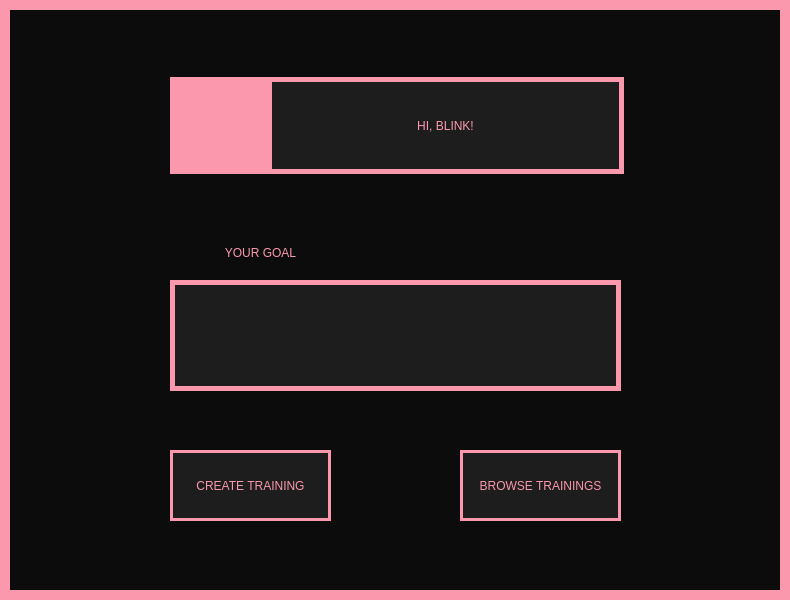
The window that View/MainMenu.ui (Hanna-J-K/fitnessapp) describes before a commit, drawn with Qt 5.
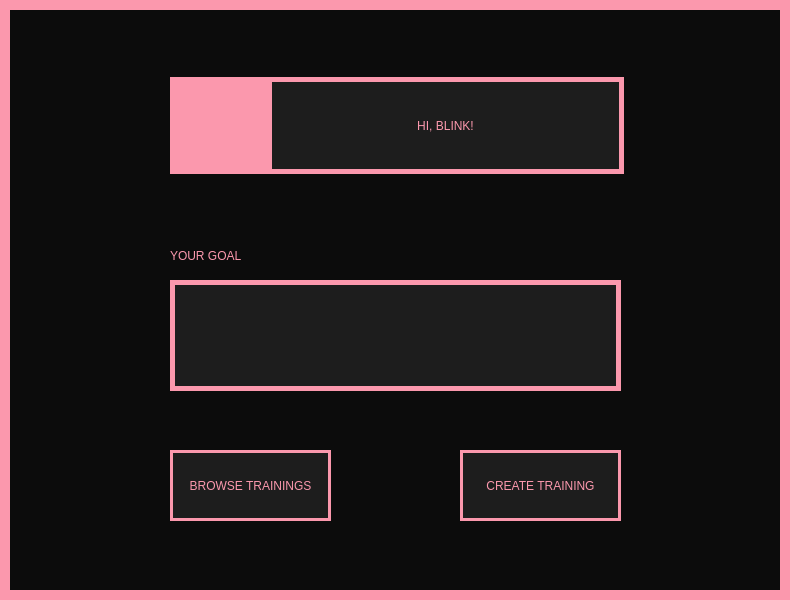
The same window after the commit. Icons and pictures are not drawn.

Diff of the .ui file:
```diff
--- a/View/MainMenu.ui
+++ b/View/MainMenu.ui
@@ -22,7 +22,7 @@
    <widget class="QPushButton" name="create_btn">
     <property name="geometry">
      <rect>
-      <x>170</x>
+      <x>460</x>
       <y>450</y>
       <width>161</width>
       <height>71</height>
@@ -43,7 +43,7 @@
    <widget class="QPushButton" name="browse_btn">
     <property name="geometry">
      <rect>
-      <x>460</x>
+      <x>170</x>
       <y>450</y>
       <width>161</width>
       <height>71</height>
@@ -103,26 +103,6 @@
      <string>HI, BLINK!</string>
     </property>
    </widget>
-   <widget class="QPushButton" name="choose_type_btn">
-    <property name="geometry">
-     <rect>
-      <x>150</x>
-      <y>230</y>
-      <width>221</width>
-      <height>45</height>
-     </rect>
-    </property>
-    <property name="cursor">
-     <cursorShape>PointingHandCursor</cursorShape>
-    </property>
-    <property name="styleSheet">
-     <string notr="true">border: none;
-font: 16pt &quot;PRIMETIME&quot;;</string>
-    </property>
-    <property name="text">
-     <string>YOUR GOAL</string>
-    </property>
-   </widget>
    <widget class="QLabel" name="label">
     <property name="geometry">
      <rect>
@@ -140,6 +120,23 @@
      <string/>
     </property>
    </widget>
+   <widget class="QLabel" name="label_2">
+    <property name="geometry">
+     <rect>
+      <x>170</x>
+      <y>240</y>
+      <width>151</width>
+      <height>31</height>
+     </rect>
+    </property>
+    <property name="styleSheet">
+     <string notr="true">border: none;
+font: 16pt &quot;PRIMETIME&quot;;</string>
+    </property>
+    <property name="text">
+     <string>YOUR GOAL</string>
+    </property>
+   </widget>
   </widget>
  </widget>
  <resources/>
```
